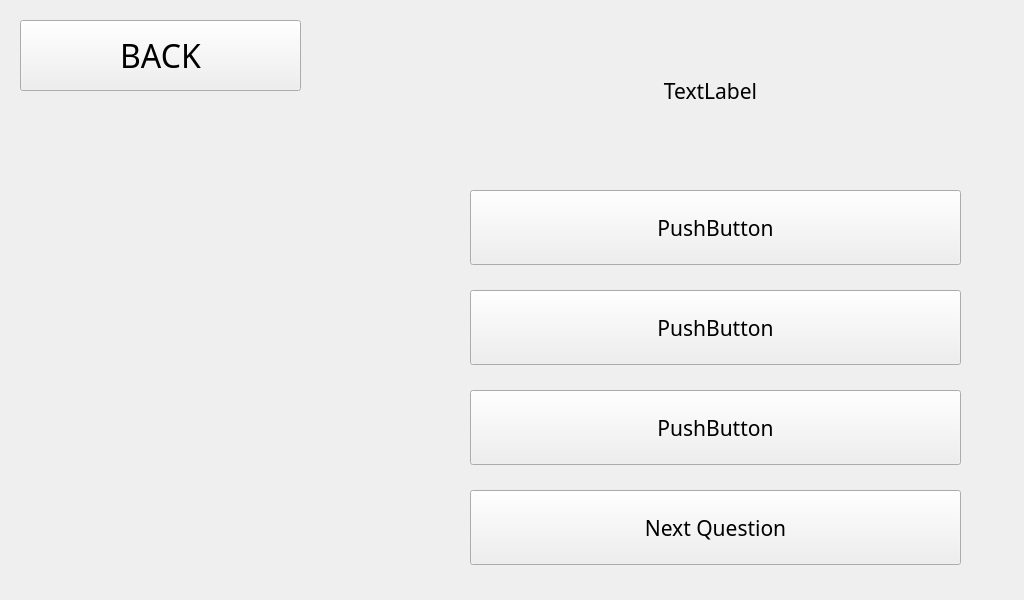
Above: QtDesignerFiles/Quiz.ui from hayrayl/AquaQuestSoftware before the change. Below: the same form after it.
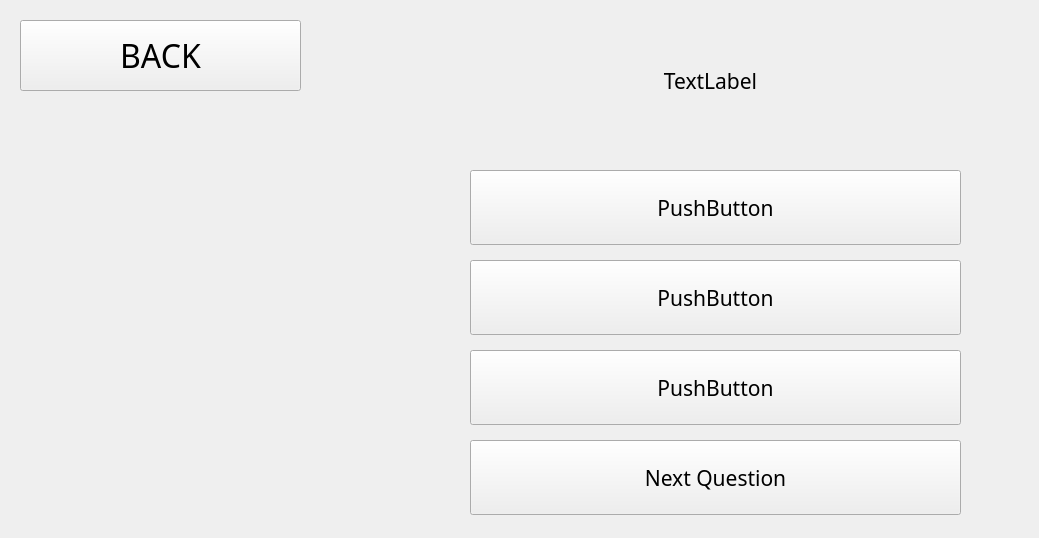
That is the form after the change.

```diff
--- a/QtDesignerFiles/Quiz.ui
+++ b/QtDesignerFiles/Quiz.ui
@@ -6,8 +6,8 @@
    <rect>
     <x>0</x>
     <y>0</y>
-    <width>1024</width>
-    <height>600</height>
+    <width>1039</width>
+    <height>538</height>
    </rect>
   </property>
   <property name="windowTitle">
@@ -50,7 +50,7 @@
    <property name="geometry">
     <rect>
      <x>470</x>
-     <y>190</y>
+     <y>170</y>
      <width>491</width>
      <height>75</height>
     </rect>
@@ -71,7 +71,7 @@
      <x>460</x>
      <y>20</y>
      <width>501</width>
-     <height>141</height>
+     <height>121</height>
     </rect>
    </property>
    <property name="font">
@@ -94,7 +94,7 @@
    <property name="geometry">
     <rect>
      <x>470</x>
-     <y>290</y>
+     <y>260</y>
      <width>491</width>
      <height>75</height>
     </rect>
@@ -113,7 +113,7 @@
    <property name="geometry">
     <rect>
      <x>470</x>
-     <y>390</y>
+     <y>350</y>
      <width>491</width>
      <height>75</height>
     </rect>
@@ -134,7 +134,7 @@
      <x>0</x>
      <y>0</y>
      <width>1024</width>
-     <height>700</height>
+     <height>600</height>
     </rect>
    </property>
    <property name="text">
@@ -145,7 +145,7 @@
    <property name="geometry">
     <rect>
      <x>470</x>
-     <y>490</y>
+     <y>440</y>
      <width>491</width>
      <height>75</height>
     </rect>
@@ -166,7 +166,7 @@
      <x>30</x>
      <y>100</y>
      <width>411</width>
-     <height>151</height>
+     <height>101</height>
     </rect>
    </property>
    <property name="font">
@@ -188,8 +188,8 @@
   <widget class="QLabel" name="archie">
    <property name="geometry">
     <rect>
-     <x>50</x>
-     <y>230</y>
+     <x>40</x>
+     <y>190</y>
      <width>350</width>
      <height>350</height>
     </rect>
```
